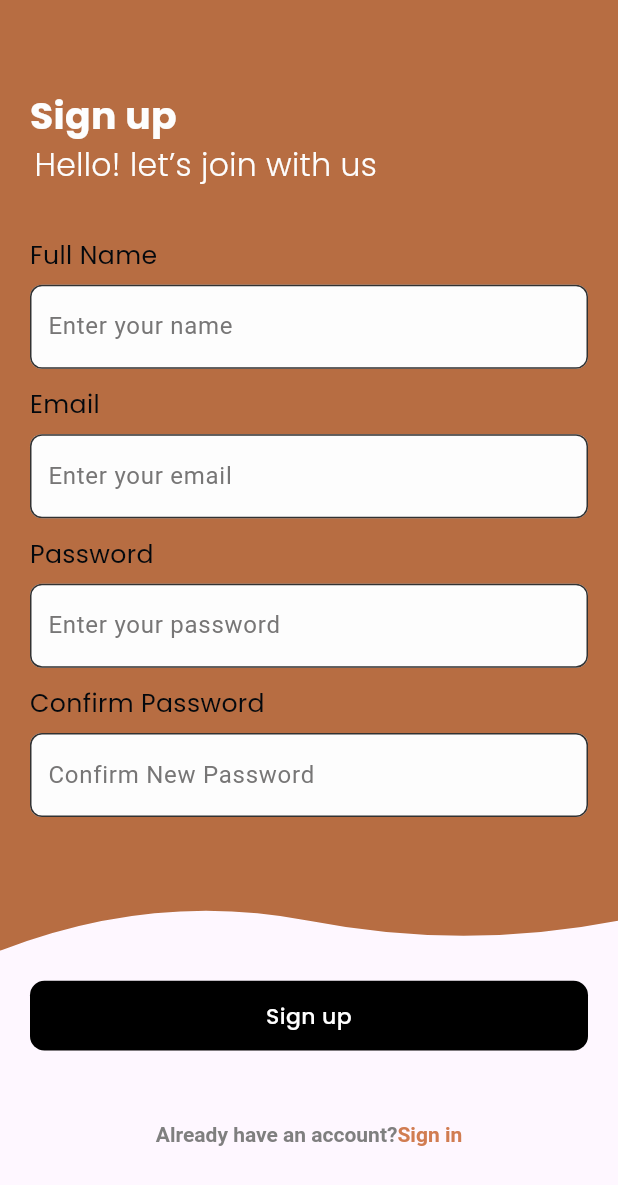
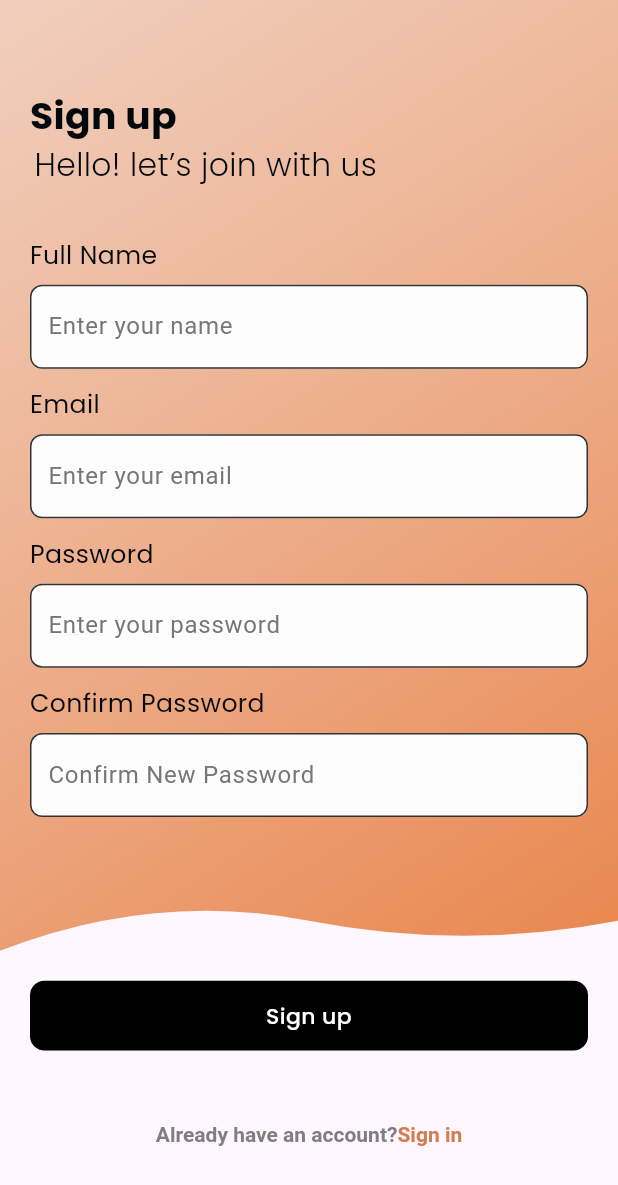
Before and after one commit to Masumraj1/barber_time, a Flutter app: the SignUpScreen screen opened by its route, on a phone screen of 412 x 824 dp. Shown: the top 1185 px of the screen. Run offline on Flutter 3.47's test engine with Material 3 defaults, Android fonts, the phone set to English and light mode, and no system bars; our stand-ins replace cached_network_image, flutter_chat_types, flutter_chat_ui, flutter_screenutil, flutter_spinkit, flutter_svg and 9 more; accounts and stored records are empty.

Commit message:
some issue fixed

```diff
--- a/lib/app/view/screens/authentication/sign_in/sign_in_screen.dart
+++ b/lib/app/view/screens/authentication/sign_in/sign_in_screen.dart
@@ -57,7 +57,7 @@ class SignInScreen extends StatelessWidget {
                             text: AppStrings.welcomeBack,
                             fontWeight: FontWeight.w700,
                             fontSize: 24,
-                            color: AppColors.white50,
+                            color: AppColors.black,
                           ),
 
                           Center(child: Assets.images.signInLogo.image()),
@@ -99,7 +99,7 @@ class SignInScreen extends StatelessWidget {
                                 text: AppStrings.rememberMe,
                                 fontSize: 16,
                                 fontWeight: FontWeight.w500,
-                                color: AppColors.white50,
+                                color: AppColors.black,
                                 bottom: 15,
                               ),
                               const Spacer(),
@@ -113,7 +113,7 @@ class SignInScreen extends StatelessWidget {
                                   text: AppStrings.forgotPassword.tr,
                                   fontSize: 16,
                                   fontWeight: FontWeight.w500,
-                                  color: AppColors.white50,
+                                  color: AppColors.black,
                                   bottom: 15,
                                 ),
                               ),
--- a/lib/app/view/screens/authentication/sign_up/sign_up_screen.dart
+++ b/lib/app/view/screens/authentication/sign_up/sign_up_screen.dart
@@ -28,9 +28,16 @@ class SignUpScreen extends StatelessWidget {
               child: Container(
                   width: double.infinity,
                   height: MediaQuery.of(context).size.height / 1.3,
-                  // Adjust height according to your design
-                  color: AppColors.normalHover,
-                  // Brown color similar to your design
+                  decoration: const BoxDecoration(
+                    gradient: LinearGradient(
+                      colors: [
+                        Color(0xCCEDC4AC), // First color (with opacity)
+                        Color(0xFFE9864E),
+                      ],
+                      begin: Alignment.topLeft,
+                      end: Alignment.bottomRight,
+                    ),
+                  ),
                   child: Padding(
                     padding:
                         const EdgeInsets.symmetric(horizontal: 20, vertical: 30),
@@ -44,14 +51,14 @@ class SignUpScreen extends StatelessWidget {
                           text: AppStrings.signUp,
                           fontWeight: FontWeight.w700,
                           fontSize: 24,
-                          color: AppColors.white50,
+                          color: AppColors.black,
                         ),
 
                         const CustomText(
                           text: AppStrings.helloLetsJoin,
                           fontWeight: FontWeight.w300,
                           fontSize: 20,
-                          color: AppColors.white50,
+                          color: AppColors.black,
                         ),
 
                         SizedBox(
--- a/lib/app/view/screens/onboarding/get_started/get_started_screen.dart
+++ b/lib/app/view/screens/onboarding/get_started/get_started_screen.dart
@@ -47,13 +47,13 @@ class GetStartedScreen extends StatelessWidget {
                       text: AppStrings.getStarted,
                       fontWeight: FontWeight.w700,
                       fontSize: 24,
-                      color: AppColors.white50,
+                      color: AppColors.black,
                     ),
                     const CustomText(
                       text: AppStrings.startWithSign,
                       fontWeight: FontWeight.w300,
                       fontSize: 20,
-                      color: AppColors.white50,
+                      color: AppColors.black,
                     )
                   ],
                 ),
```
